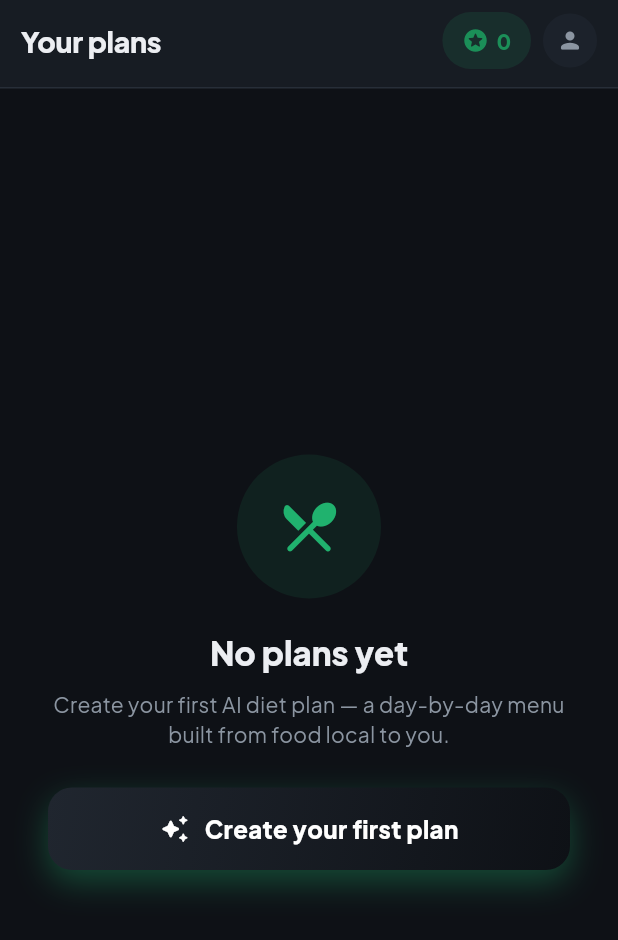
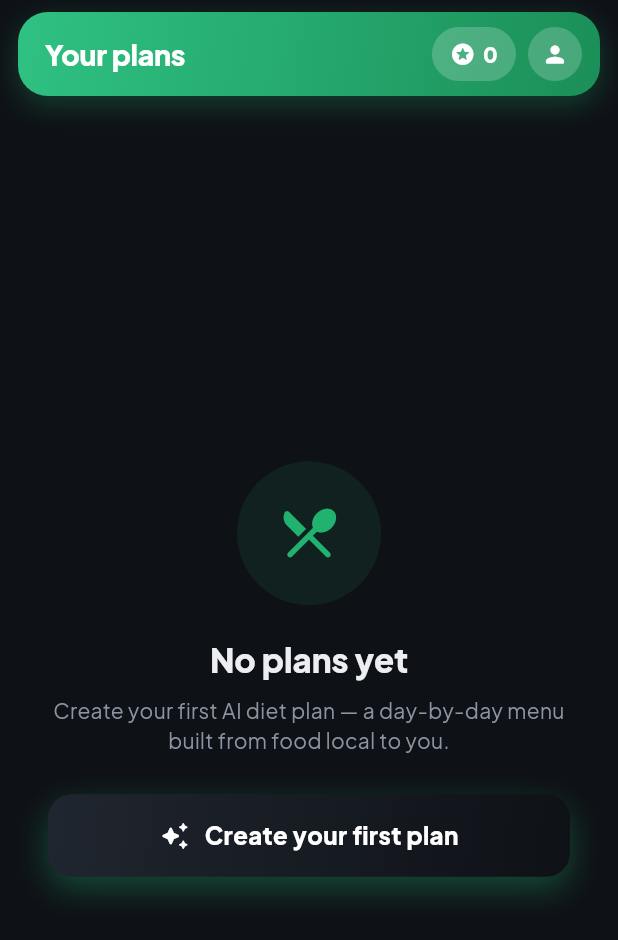
Before and after one commit to krishnaeee/DietPlanner, a Flutter app: the HomeScreen screen opened directly, on a phone screen of 412 x 824 dp. Shown: the top 940 px of the screen. Run offline on Flutter 3.47's test engine with Material 3 defaults, Android fonts, the phone set to English and light mode, and no system bars; our stand-ins replace flutter_local_notifications, flutter_timezone, google_fonts, google_sign_in, shared_preferences, timezone; missing offline and left inert: purchases_flutter; accounts and stored records are empty; network calls fail.

Commit message:
Themed top bar: brand-colored inset header with a gap below the status bar
- FreshHeader is now a rounded brand-green (theme colour) bar with white
  title/subtitle, inset from the edges with a gap between the OS status
  bar and the app header.
- Shared white header widgets (HeaderCircleButton, HeaderPill); restyled
  every screen's header actions (back, gear, Progress, Copy, credit chip,
  streak) to read on the coloured bar.

Co-Authored-By: Claude Opus 4.8 <noreply@anthropic.com>

```diff
--- a/mobile/lib/screens/home_screen.dart
+++ b/mobile/lib/screens/home_screen.dart
@@ -158,7 +158,10 @@ class _HomeScreenState extends State<HomeScreen> {
                 : '${_plans.length} plan${_plans.length == 1 ? '' : 's'}',
             actions: [
               _CreditChip(onTap: _openPaywall),
-              _SettingsBtn(onTap: _openSettings),
+              HeaderCircleButton(
+                  icon: Icons.person_rounded,
+                  tooltip: 'Profile & settings',
+                  onTap: _openSettings),
             ],
           ),
           Expanded(
@@ -258,26 +261,26 @@ class _CreditChip extends StatelessWidget {
       builder: (context, ent, _) {
         final unlimited = ent.subscriptionActive;
         return Material(
-          color: AppColors.brand.withValues(alpha: 0.12),
+          color: Colors.white.withValues(alpha: 0.2),
           borderRadius: BorderRadius.circular(AppRadius.pill),
           clipBehavior: Clip.antiAlias,
           child: InkWell(
             onTap: onTap,
             child: Padding(
-              padding: const EdgeInsets.symmetric(horizontal: 13, vertical: 9),
+              padding: const EdgeInsets.symmetric(horizontal: 12, vertical: 8),
               child: Row(
                 mainAxisSize: MainAxisSize.min,
                 children: [
                   Icon(
                     unlimited ? Icons.all_inclusive_rounded : Icons.stars_rounded,
-                    color: AppColors.brandDark,
-                    size: 18,
+                    color: Colors.white,
+                    size: 17,
                   ),
                   const SizedBox(width: 5),
                   Text(
                     unlimited ? 'Unlimited' : '${ent.credits}',
                     style: const TextStyle(
-                      color: AppColors.brandDark,
+                      color: Colors.white,
                       fontWeight: FontWeight.w800,
                       fontSize: 14,
                     ),
@@ -288,28 +291,6 @@ class _CreditChip extends StatelessWidget {
           ),
         );
       },
-    );
-  }
-}
-
-/// Circular settings/profile button in the Plans header.
-class _SettingsBtn extends StatelessWidget {
-  final VoidCallback onTap;
-  const _SettingsBtn({required this.onTap});
-  @override
-  Widget build(BuildContext context) {
-    return Material(
-      color: AppColors.fieldFill,
-      shape: const CircleBorder(),
-      clipBehavior: Clip.antiAlias,
-      child: InkWell(
-        onTap: onTap,
-        child: SizedBox(
-          width: 36,
-          height: 36,
-          child: Icon(Icons.person_rounded, size: 18, color: AppColors.inkMuted),
-        ),
-      ),
     );
   }
 }
--- a/mobile/lib/widgets/fresh.dart
+++ b/mobile/lib/widgets/fresh.dart
@@ -28,20 +28,29 @@ class FreshHeader extends StatelessWidget {
   @override
   Widget build(BuildContext context) {
     final text = Theme.of(context).textTheme;
-    return Container(
-      decoration: BoxDecoration(
-        color: AppColors.surface,
-        border: Border(bottom: BorderSide(color: AppColors.line)),
-      ),
-      child: SafeArea(
-        bottom: false,
-        child: Padding(
-          padding: const EdgeInsets.fromLTRB(14, 8, 14, 12),
+    return SafeArea(
+      bottom: false,
+      // Gap between the OS status bar and the app's top bar.
+      child: Padding(
+        padding: const EdgeInsets.fromLTRB(12, 8, 12, 4),
+        child: Container(
+          decoration: BoxDecoration(
+            gradient: AppColors.ctaGradient, // the brand theme colour
+            borderRadius: BorderRadius.circular(20),
+            boxShadow: [
+              BoxShadow(
+                color: AppColors.brand.withValues(alpha: 0.28),
+                blurRadius: 16,
+                offset: const Offset(0, 6),
+              ),
+            ],
+          ),
+          padding: EdgeInsets.fromLTRB(showBack ? 10 : 18, 10, 12, 10),
           child: Row(
             crossAxisAlignment: CrossAxisAlignment.center,
             children: [
               if (showBack) ...[
-                _FreshCircleBtn(
+                HeaderCircleButton(
                   icon: Icons.arrow_back_rounded,
                   onTap: () => Navigator.of(context).maybePop(),
                 ),
@@ -55,6 +64,7 @@ class FreshHeader extends StatelessWidget {
                         maxLines: 1,
                         overflow: TextOverflow.ellipsis,
                         style: text.titleLarge?.copyWith(
+                            color: Colors.white,
                             fontSize: 19,
                             fontWeight: FontWeight.w800,
                             letterSpacing: -0.2)),
@@ -63,8 +73,9 @@ class FreshHeader extends StatelessWidget {
                       Text(subtitle!,
                           maxLines: 1,
                           overflow: TextOverflow.ellipsis,
-                          style: text.bodySmall
-                              ?.copyWith(color: AppColors.inkMuted, fontSize: 12)),
+                          style: text.bodySmall?.copyWith(
+                              color: Colors.white.withValues(alpha: 0.85),
+                              fontSize: 12)),
                     ],
                   ],
                 ),
@@ -78,20 +89,57 @@ class FreshHeader extends StatelessWidget {
   }
 }
 
-class _FreshCircleBtn extends StatelessWidget {
+/// A translucent-white circular button for the coloured Fresh header.
+class HeaderCircleButton extends StatelessWidget {
   final IconData icon;
   final VoidCallback onTap;
-  const _FreshCircleBtn({required this.icon, required this.onTap});
+  final String? tooltip;
+  const HeaderCircleButton(
+      {super.key, required this.icon, required this.onTap, this.tooltip});
   @override
   Widget build(BuildContext context) {
-    return Material(
-      color: AppColors.fieldFill,
+    final btn = Material(
+      color: Colors.white.withValues(alpha: 0.2),
       shape: const CircleBorder(),
       clipBehavior: Clip.antiAlias,
       child: InkWell(
         onTap: onTap,
         child: SizedBox(
-            width: 36, height: 36, child: Icon(icon, size: 18, color: AppColors.ink)),
+            width: 36, height: 36, child: Icon(icon, size: 18, color: Colors.white)),
+      ),
+    );
+    return tooltip == null ? btn : Tooltip(message: tooltip!, child: btn);
+  }
+}
+
+/// A translucent-white pill (icon + label) for the coloured Fresh header.
+class HeaderPill extends StatelessWidget {
+  final IconData icon;
+  final String label;
+  final VoidCallback onTap;
+  const HeaderPill(
+      {super.key, required this.icon, required this.label, required this.onTap});
+  @override
+  Widget build(BuildContext context) {
+    return Material(
+      color: Colors.white.withValues(alpha: 0.2),
+      borderRadius: BorderRadius.circular(AppRadius.pill),
+      clipBehavior: Clip.antiAlias,
+      child: InkWell(
+        onTap: onTap,
+        child: Padding(
+          padding: const EdgeInsets.symmetric(horizontal: 12, vertical: 8),
+          child: Row(
+            mainAxisSize: MainAxisSize.min,
+            children: [
+              Icon(icon, color: Colors.white, size: 17),
+              const SizedBox(width: 5),
+              Text(label,
+                  style: const TextStyle(
+                      color: Colors.white, fontWeight: FontWeight.w700, fontSize: 13)),
+            ],
+          ),
+        ),
       ),
     );
   }
```
Also changed, not shown: mobile/lib/screens/grocery_list_screen.dart (+1 -40 lines), mobile/lib/screens/plan_screen.dart (+2 -67 lines), mobile/lib/screens/today_screen.dart (+5 -21 lines).
